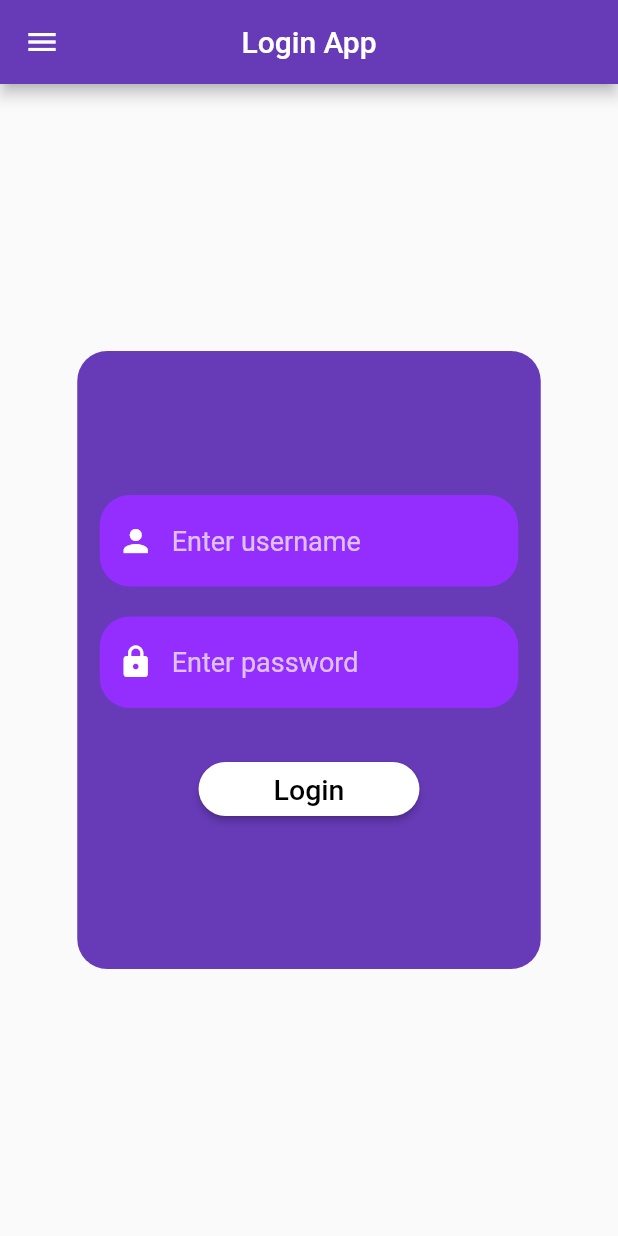
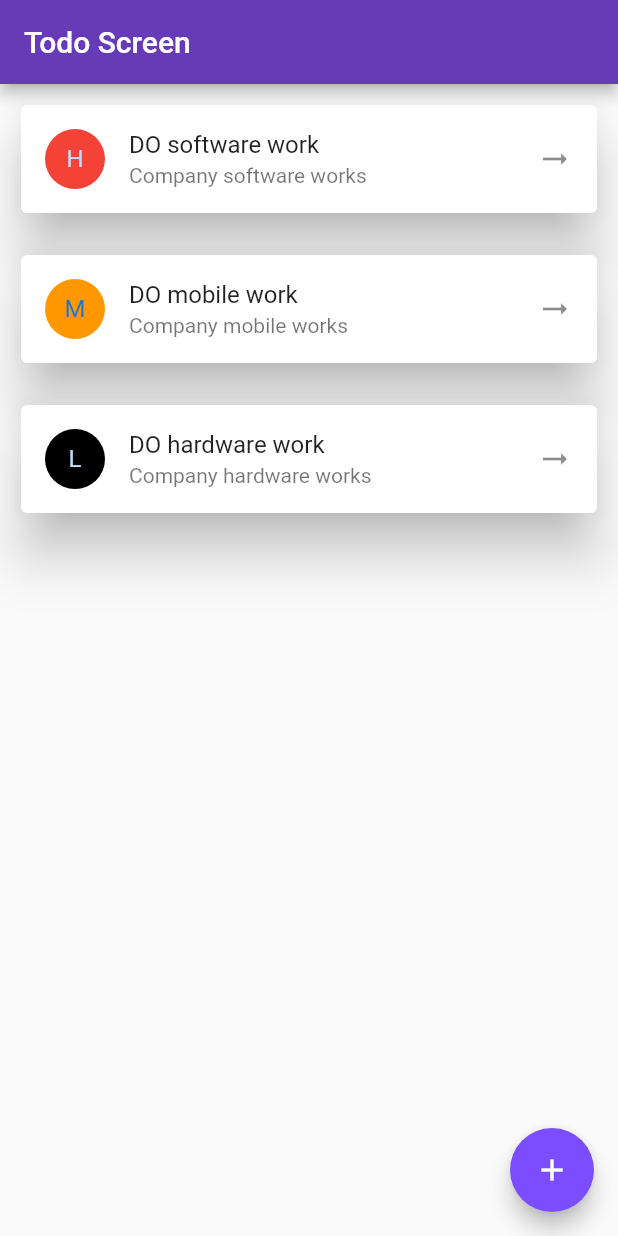
Before and after one commit to amazed11/flutter_beginner_examples, a Flutter app: the screen it shows after launch, on a phone screen of 412 x 824 dp. Run offline on Flutter 3.47's test engine with Material 2 defaults, Android fonts, the light colour scheme and no system bars.

Commit message:
todo screen listview added

```diff
--- a/lib/main.dart
+++ b/lib/main.dart
@@ -1,6 +1,7 @@
 import 'package:flutter/material.dart';
 import 'package:flutter623calculator/screens/home/home_screen.dart';
 import 'package:flutter623calculator/screens/splash/splash_screen.dart';
+import 'package:flutter623calculator/screens/todo/todo_screen.dart';
 
 void main() {
   runApp(MyApp());
@@ -26,11 +27,7 @@ class HomePage extends StatelessWidget {
         primaryColor: Colors.deepPurple,
         accentColor: Colors.deepPurpleAccent,
       ),
-      initialRoute: '/',
-      routes: <String, WidgetBuilder>{
-        '/': (context) => SplashScreen(),
-        '/home_screen': (context) => HomeScreen(),
-      },
+      home: TodoScreen(),
     );
   }
 }
--- /dev/null
+++ b/lib/screens/todo/todo_screen.dart
@@ -0,0 +1,91 @@
+import 'package:flutter/material.dart';
+
+class TodoScreen extends StatefulWidget {
+  const TodoScreen({Key? key}) : super(key: key);
+
+  @override
+  _TodoScreenState createState() => _TodoScreenState();
+}
+
+class _TodoScreenState extends State<TodoScreen> {
+  ToDo todo = ToDo([
+    Data(
+        id: 1,
+        task: "DO software work",
+        priority: 1,
+        description: "Company software works"),
+    Data(
+        id: 2,
+        task: "DO mobile work",
+        priority: 2,
+        description: "Company mobile works"),
+    Data(
+        id: 3,
+        task: "DO hardware work",
+        priority: 3,
+        description: "Company hardware works"),
+  ]);
+  @override
+  Widget build(BuildContext context) {
+    return Scaffold(
+      appBar: AppBar(
+        title: Text("Todo Screen"),
+      ),
+      body: Container(
+        child: ListView.builder(
+            itemCount: todo.data!.length,
+            itemBuilder: (context, index) {
+              return Container(
+                padding: EdgeInsets.all(
+                  10.0,
+                ),
+                child: Card(
+                  elevation: 15.0,
+                  child: ListTile(
+                    title: Text("${todo.data![index].task}"),
+                    subtitle: Text("${todo.data![index].description}"),
+                    leading: CircleAvatar(
+                      backgroundColor: todo.data![index].priority == 1
+                          ? Colors.red
+                          : todo.data![index].priority == 2
+                              ? Colors.orange
+                              : Colors.black,
+                      child: Text(
+                        todo.data![index].priority == 1
+                            ? "H"
+                            : todo.data![index].priority == 2
+                                ? "M"
+                                : "L",
+                      ),
+                    ),
+                    trailing: Icon(
+                      Icons.arrow_right_alt_outlined,
+                    ),
+                  ),
+                ),
+              );
+            }),
+      ),
+      floatingActionButton: FloatingActionButton(
+        onPressed: () {},
+        child: Icon(
+          Icons.add,
+        ),
+      ),
+    );
+  }
+}
+
+class ToDo {
+  final List<Data>? data;
+  ToDo(this.data);
+}
+
+class Data {
+  final int? id;
+  final String? task;
+  final int? priority;
+  final String? description;
+
+  Data({this.id, this.task, this.priority, this.description});
+}
```
Also changed, not shown: lib/screens/home/home_screen.dart (+38 -3 lines), lib/widgets/custom_textfield.dart (+13 -5 lines).
